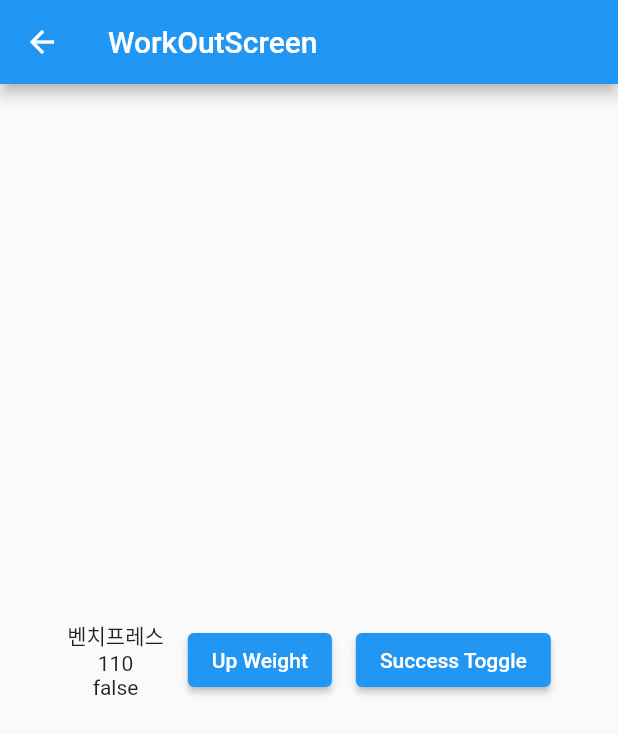
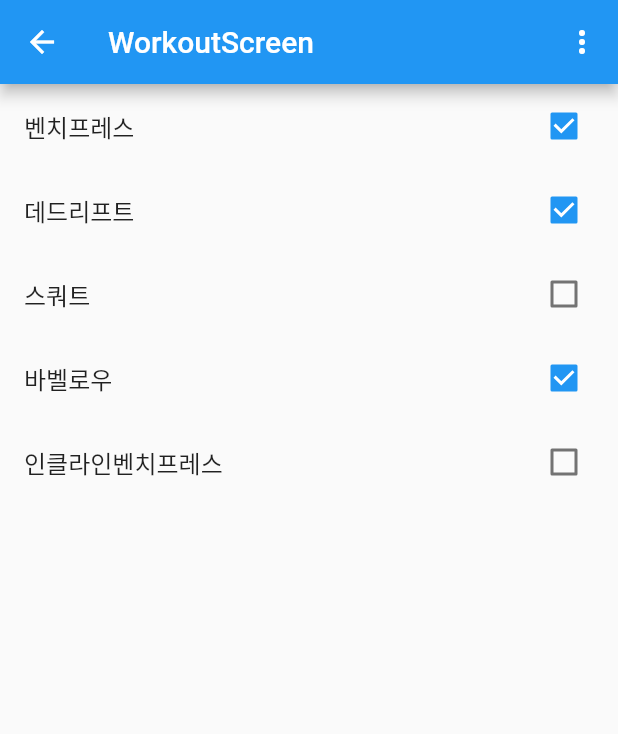
Before and after one commit to pyowonsik/flutter_riverpod_playground, a Flutter app: the WorkoutScreen screen opened directly, on a phone screen of 412 x 824 dp. Shown: the top 734 px of the screen. Run offline on Flutter 3.47's test engine with Material 2 defaults, Android fonts, the light colour scheme and no system bars; our stand-ins replace flutter_riverpod.

Commit message:
feat : workout provider

```diff
--- a/flutter_riverpod_playground/lib/model/workout_model.dart
+++ b/flutter_riverpod_playground/lib/model/workout_model.dart
@@ -2,21 +2,25 @@ class WorkoutModel {
   final String name;
   final int weight;
   final bool isSuccess;
+  final String target;
 
   WorkoutModel({
     required this.name,
     required this.weight,
     required this.isSuccess,
+    required this.target,
   });
 
   WorkoutModel copyWith({
     String? name,
     int? weight,
     bool? isSuccess,
+    String? target,
   }) {
     return WorkoutModel(
         name: name ?? this.name,
         weight: weight ?? this.weight,
-        isSuccess: isSuccess ?? this.isSuccess);
+        isSuccess: isSuccess ?? this.isSuccess,
+        target: target ?? this.target);
   }
 }
--- a/flutter_riverpod_playground/lib/riverpod/state_notifier_provider_2.dart
+++ b/flutter_riverpod_playground/lib/riverpod/state_notifier_provider_2.dart
@@ -9,17 +9,27 @@ class WorkOutListNotfier extends StateNotifier<List<WorkoutModel>> {
   WorkOutListNotfier()
       : super(
           [
-            WorkoutModel(name: '벤치프레스', weight: 105, isSuccess: true),
-            WorkoutModel(name: '데드리프트', weight: 200, isSuccess: true),
-            WorkoutModel(name: '스쿼트', weight: 170, isSuccess: false),
+            WorkoutModel(
+                name: '벤치프레스', weight: 105, isSuccess: true, target: '상체'),
+            WorkoutModel(
+                name: '데드리프트', weight: 200, isSuccess: true, target: '하체'),
+            WorkoutModel(
+                name: '스쿼트', weight: 170, isSuccess: false, target: '하체'),
+            WorkoutModel(
+                name: '바벨로우', weight: 100, isSuccess: true, target: '상체'),
+            WorkoutModel(
+                name: '인클라인벤치프레스', weight: 90, isSuccess: false, target: '상체'),
           ],
         );
 
   void toggleIsSuccess(String name) {
-    state
+    state = state
         .map((e) => e.name == name
             ? WorkoutModel(
-                name: e.name, weight: e.weight, isSuccess: !e.isSuccess)
+                name: e.name,
+                weight: e.weight,
+                isSuccess: !e.isSuccess,
+                target: e.target)
             : e)
         .toList();
   }
--- a/flutter_riverpod_playground/lib/riverpod/workout_provider.dart
+++ b/flutter_riverpod_playground/lib/riverpod/workout_provider.dart
@@ -1,20 +1,55 @@
 import 'package:flutter_riverpod/flutter_riverpod.dart';
 import 'package:flutter_riverpod_playground/model/workout_model.dart';
+import 'package:flutter_riverpod_playground/riverpod/state_notifier_provider_2.dart';
 
-final workoutProvider = StateNotifierProvider<WorkoutNotifier, WorkoutModel>(
-    (ref) => WorkoutNotifier());
+final filteredWorkoutProvider = Provider<List<WorkoutModel>>((ref) {
+  final workoutListState = ref.watch(workoutListProvider);
+  final fillterState = ref.watch(filterProvider);
 
-class WorkoutNotifier extends StateNotifier<WorkoutModel> {
-  WorkoutNotifier()
+  if (fillterState == FillterState.all) {
+    return workoutListState;
+  }
+  return workoutListState
+      .where((e) => fillterState == FillterState.upper
+          ? e.target == '상체'
+          : e.target == '하체')
+      .toList();
+});
+
+final filterProvider = StateProvider<FillterState>((ref) => FillterState.all);
+
+enum FillterState { upper, lower, all }
+
+final workoutListProvider =
+    StateNotifierProvider<WorkOutListNotfier, List<WorkoutModel>>(
+        (ref) => WorkOutListNotfier());
+
+class WorkOutListNotfier extends StateNotifier<List<WorkoutModel>> {
+  WorkOutListNotfier()
       : super(
-          WorkoutModel(name: '벤치프레스', weight: 110, isSuccess: false),
+          [
+            WorkoutModel(
+                name: '벤치프레스', weight: 105, isSuccess: true, target: '상체'),
+            WorkoutModel(
+                name: '데드리프트', weight: 200, isSuccess: true, target: '하체'),
+            WorkoutModel(
+                name: '스쿼트', weight: 170, isSuccess: false, target: '하체'),
+            WorkoutModel(
+                name: '바벨로우', weight: 100, isSuccess: true, target: '상체'),
+            WorkoutModel(
+                name: '인클라인벤치프레스', weight: 90, isSuccess: false, target: '상체'),
+          ],
         );
 
-  upWeigth() {
-    state = state.copyWith(weight: state.weight + 5);
-  }
-
-  toggleIsSuccess() {
-    state = state.copyWith(isSuccess: !state.isSuccess);
+  void toggleIsSuccess(String name) {
+    state = state
+        .map((e) => e.name == name
+            ? WorkoutModel(
+                name: e.name,
+                weight: e.weight,
+                isSuccess: !e.isSuccess,
+                target: e.target)
+            : e)
+        .toList();
   }
 }
--- a/flutter_riverpod_playground/lib/screen/workout_screen.dart
+++ b/flutter_riverpod_playground/lib/screen/workout_screen.dart
@@ -8,61 +8,35 @@ class WorkoutScreen extends ConsumerWidget {
 
   @override
   Widget build(BuildContext context, WidgetRef ref) {
-    final model = ref.watch(workoutProvider);
-    final state = ref.watch(workoutProvider.select((value) => value.isSuccess));
-
-    ref.listen(workoutProvider.select((value) => value.weight),
-        (previous, next) {
-      if (next == 140) {
-        showDialog(
-          context: context,
-          builder: (BuildContext context) {
-            return const AlertDialog(
-              title: Text('목표 성공'),
-            );
-          },
-        );
-      }
-    });
-
+    final state = ref.watch(filteredWorkoutProvider);
     return Scaffold(
       appBar: AppBar(
-        title: const Text('WorkOutScreen'),
+        title: Text('WorkoutScreen'),
+        actions: [
+          PopupMenuButton(
+            itemBuilder: (_) => FillterState.values
+                .map((e) => PopupMenuItem(
+                      value: e,
+                      child: Text(e.name),
+                    ))
+                .toList(),
+            onSelected: (value) {
+              ref.read(filterProvider.notifier).update((state) => value);
+            },
+          ),
+        ],
       ),
-      body: SizedBox(
-        height: MediaQuery.of(context).size.height,
-        child: Row(
-          mainAxisAlignment: MainAxisAlignment.center,
-          crossAxisAlignment: CrossAxisAlignment.center,
-          children: [
-            Column(
-              mainAxisAlignment: MainAxisAlignment.center,
-              crossAxisAlignment: CrossAxisAlignment.center,
-              children: [
-                Text(model.name),
-                Text('${model.weight}'),
-                Text(state.toString()),
-              ],
-            ),
-            const SizedBox(
-              width: 16,
-            ),
-            ElevatedButton(
-                onPressed: () {
-                  ref.read(workoutProvider.notifier).upWeigth();
-                },
-                child: const Text('Up Weight')),
-            const SizedBox(
-              width: 16,
-            ),
-            ElevatedButton(
-                onPressed: () {
-                  ref.read(workoutProvider.notifier).toggleIsSuccess();
-                },
-                child: const Text('Success Toggle')),
-          ],
-        ),
-      ),
+      body: ListView(
+          children: state
+              .map((e) => CheckboxListTile(
+                  title: Text(e.name),
+                  value: e.isSuccess,
+                  onChanged: (bool? value) {
+                    ref
+                        .read(workoutListProvider.notifier)
+                        .toggleIsSuccess(e.name);
+                  }))
+              .toList()),
     );
   }
 }
```
Also changed, not shown: flutter_riverpod_playground/lib/main.dart (+9 -1 lines), flutter_riverpod_playground/lib/riverpod/provider_observer.dart (added, +22 -0 lines).
